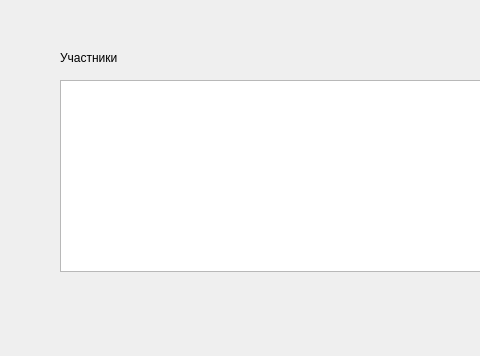
This is filling.ui in KelHeor23/SMB_Tournament as Qt 5 draws it before an edit; both pictures show x 0 to 480 and y 0 to 356 of the 809 by 356 pixel window. The edited form follows.
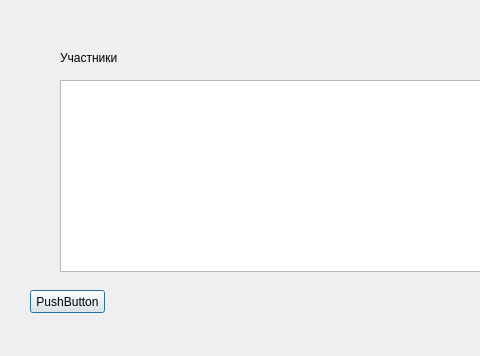
This is the edited form.

```diff
--- a/filling.ui
+++ b/filling.ui
@@ -59,6 +59,19 @@
     <string>Клубы</string>
    </property>
   </widget>
+  <widget class="QPushButton" name="pushButton">
+   <property name="geometry">
+    <rect>
+     <x>30</x>
+     <y>290</y>
+     <width>75</width>
+     <height>23</height>
+    </rect>
+   </property>
+   <property name="text">
+    <string>PushButton</string>
+   </property>
+  </widget>
  </widget>
  <resources/>
  <connections/>
```
